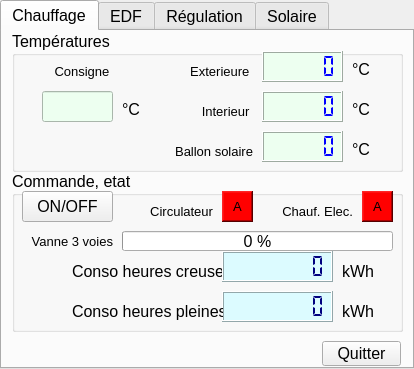
Above: chauffagewipy.ui from pchirouze/PyQt4ChauffageWipyHMI before the change. Below: the same form after it.
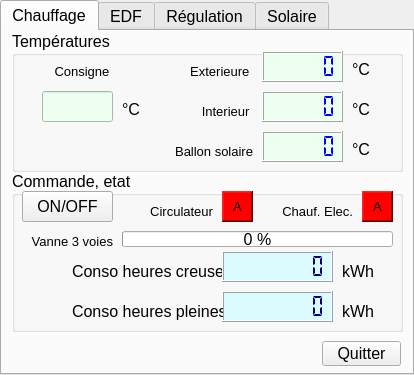
That is the form after the change.

Commit message: Modification  connexion MQTT

What changed in the file:
```diff
--- a/chauffagewipy.ui
+++ b/chauffagewipy.ui
@@ -7,7 +7,7 @@
     <x>0</x>
     <y>0</y>
     <width>414</width>
-    <height>369</height>
+    <height>375</height>
    </rect>
   </property>
   <property name="font">
@@ -389,7 +389,7 @@
        <x>110</x>
        <y>60</y>
        <width>271</width>
-       <height>20</height>
+       <height>16</height>
       </rect>
      </property>
      <property name="value">
```
The commit also changes 1 other file.
